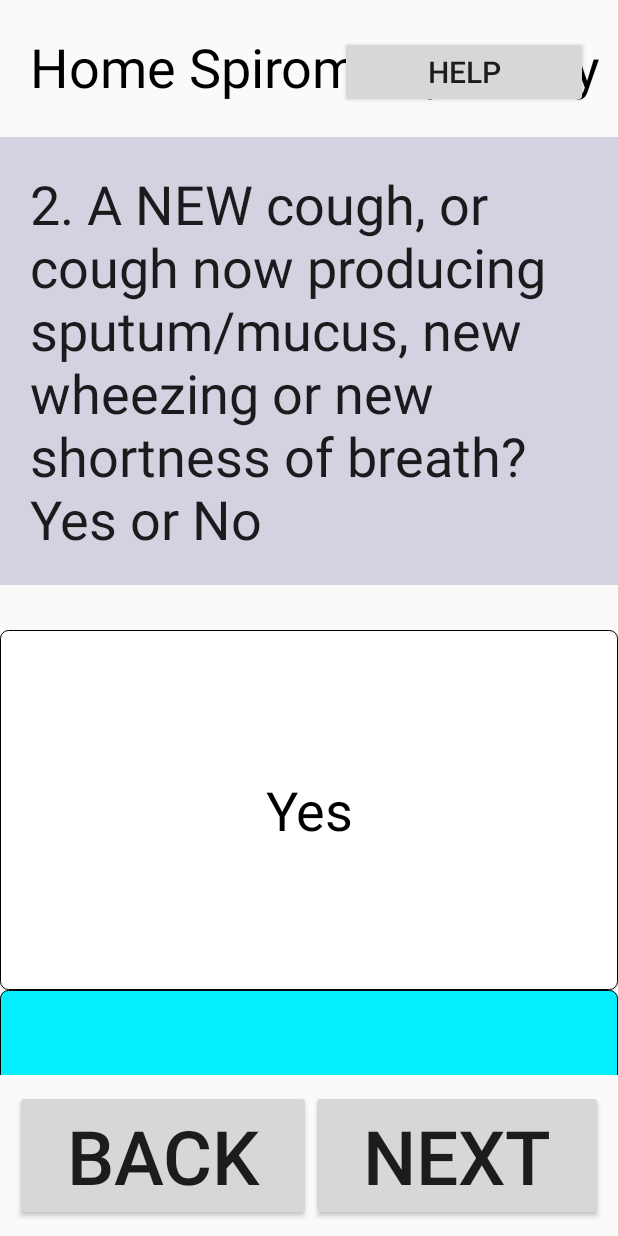
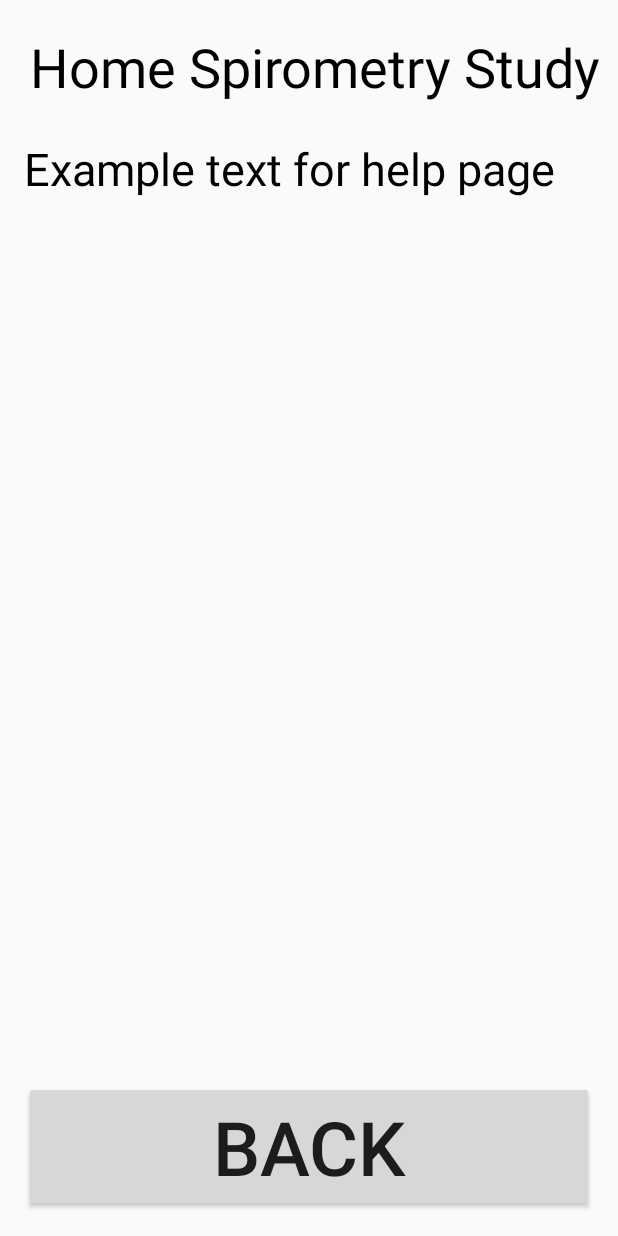
Before and after one commit to jgilberstadt/spirometry_fullstack, an Android app: the Q2Activity screen opened directly, with no data from a screen before it, after a tap on "HELP", on a phone screen of 412 x 824 dp. Run offline under Robolectric (Android 15) with nearby library versions, the phone set to English and light mode, and no system bars; 5 statements that could not run were skipped.

Commit message:
help page done and other ui fixes

```diff
--- a/SpirobankSmartSDKSample/app/src/main/AndroidManifest.xml
+++ b/SpirobankSmartSDKSample/app/src/main/AndroidManifest.xml
@@ -20,7 +20,7 @@
             android:theme="@style/AppTheme.NoActionBar">
 
         </activity>
-        <activity android:name=".LoginActivity">
+        <activity android:name=".QuestionnaireInstructionActivity">
             <intent-filter>
                 <action android:name="android.intent.action.MAIN" />
 
@@ -30,14 +30,14 @@
         <activity android:name=".SpirometerConnectingActivity" />
         <activity android:name=".BlowActivity" />
         <activity android:name=".Q1Activity" />
-        <activity android:name=".QuestionnaireInstructionActivity" />
+        <activity android:name=".LoginActivity" />
         <activity android:name=".Q2Activity" />
         <activity android:name=".Q3Activity" />
         <activity android:name=".Q4Activity" />
         <activity android:name=".TestCompleteActivity"></activity>
         <activity android:name=".PulseConnectingActivity" />
         <activity android:name=".PulseActivity" />
-
+        <activity android:name=".HelpActivity" />
         <receiver android:name=".AlarmNotificationReciever" />
 
         <activity android:name=".FinalPageActivity"></activity>
--- a/SpirobankSmartSDKSample/app/src/main/java/com/spirometry/spirobanksmartsdksample/HelpActivity.java
+++ b/SpirobankSmartSDKSample/app/src/main/java/com/spirometry/spirobanksmartsdksample/HelpActivity.java
@@ -1,4 +1,41 @@
 package com.spirometry.spirobanksmartsdksample;
 
-public class HelpActivity {
+import android.content.Intent;
+import android.content.res.Resources;
+import android.os.Bundle;
+import android.support.v7.app.AppCompatActivity;
+import android.util.Log;
+import android.view.View;
+import android.view.WindowManager;
+import android.widget.Button;
+import android.widget.TextView;
+
+import com.spirometry.spirobanksmartsdksample.classes.MyParcelable;
+
+public class HelpActivity extends AppCompatActivity {
+
+    @Override
+    protected void onCreate(Bundle savedInstanceState) {
+
+        super.onCreate(savedInstanceState);
+        setContentView(R.layout.activity_help);
+
+        //set screen always ON
+        getWindow().addFlags(WindowManager.LayoutParams.FLAG_KEEP_SCREEN_ON);
+
+        String activityName = getCallingActivity().getShortClassName().toString();
+        activityName = activityName.substring(1);
+        TextView helpTV = (TextView) this.findViewById(R.id.helpTV);
+        int stringId = this.getResources().getIdentifier(activityName, "string", this.getPackageName());
+        helpTV.setText(stringId);
+
+        Button helpButton = (Button) this.findViewById(R.id.helpButton);
+        helpButton.setVisibility(View.GONE);
+    }
+
+    public void onClickBack(View view) {
+        finish();
+    }
+
+
 }
--- a/SpirobankSmartSDKSample/app/src/main/java/com/spirometry/spirobanksmartsdksample/LoginActivity.java
+++ b/SpirobankSmartSDKSample/app/src/main/java/com/spirometry/spirobanksmartsdksample/LoginActivity.java
@@ -199,6 +199,10 @@ public class LoginActivity extends AppCompatActivity implements Serializable {
 
     }
 
-
+    public void onClickHelp(View view) {
+        Intent intent = new Intent(LoginActivity.this, HelpActivity.class);
+        //startActivity(intent);
+        startActivityForResult(intent, 1);
+    }
 
 }
--- a/SpirobankSmartSDKSample/app/src/main/java/com/spirometry/spirobanksmartsdksample/Q2Activity.java
+++ b/SpirobankSmartSDKSample/app/src/main/java/com/spirometry/spirobanksmartsdksample/Q2Activity.java
@@ -301,6 +301,10 @@ public class Q2Activity extends AppCompatActivity {
         }
     }
 
-
+    public void onClickHelp(View view) {
+        Intent intent = new Intent(Q2Activity.this, HelpActivity.class);
+        //startActivity(intent);
+        startActivityForResult(intent, 1);
+    }
 
 }
--- a/SpirobankSmartSDKSample/app/src/main/java/com/spirometry/spirobanksmartsdksample/Q3Activity.java
+++ b/SpirobankSmartSDKSample/app/src/main/java/com/spirometry/spirobanksmartsdksample/Q3Activity.java
@@ -256,6 +256,10 @@ public class Q3Activity extends AppCompatActivity {
 
     }
 
-
+    public void onClickHelp(View view) {
+        Intent intent = new Intent(Q3Activity.this, HelpActivity.class);
+        //startActivity(intent);
+        startActivityForResult(intent, 1);
+    }
 
 }
--- a/SpirobankSmartSDKSample/app/src/main/java/com/spirometry/spirobanksmartsdksample/Q4Activity.java
+++ b/SpirobankSmartSDKSample/app/src/main/java/com/spirometry/spirobanksmartsdksample/Q4Activity.java
@@ -310,5 +310,9 @@ public class Q4Activity extends AppCompatActivity {
     }
 
 
-
+    public void onClickHelp(View view) {
+        Intent intent = new Intent(Q4Activity.this, HelpActivity.class);
+        //startActivity(intent);
+        startActivityForResult(intent, 1);
+    }
 }
--- a/SpirobankSmartSDKSample/app/src/main/java/com/spirometry/spirobanksmartsdksample/QuestionnaireInstructionActivity.java
+++ b/SpirobankSmartSDKSample/app/src/main/java/com/spirometry/spirobanksmartsdksample/QuestionnaireInstructionActivity.java
@@ -35,4 +35,10 @@ public class QuestionnaireInstructionActivity  extends AppCompatActivity {
         startActivity(intent);
     }
 
+    public void onClickHelp(View view) {
+        Intent intent = new Intent(QuestionnaireInstructionActivity.this, HelpActivity.class);
+        //startActivity(intent);
+        startActivityForResult(intent, 1);
+    }
+
 }
--- a/SpirobankSmartSDKSample/app/src/main/java/com/spirometry/spirobanksmartsdksample/SpirometerConnectingActivity.java
+++ b/SpirobankSmartSDKSample/app/src/main/java/com/spirometry/spirobanksmartsdksample/SpirometerConnectingActivity.java
@@ -262,5 +262,10 @@ public class SpirometerConnectingActivity extends AppCompatActivity{
         }
     };
 
+    public void onClickHelp(View view) {
+        Intent intent = new Intent(SpirometerConnectingActivity.this, HelpActivity.class);
+        //startActivity(intent);
+        startActivityForResult(intent, 1);
+    }
 
 }
--- a/SpirobankSmartSDKSample/app/src/main/res/layout/activity_help.xml
+++ b/SpirobankSmartSDKSample/app/src/main/res/layout/activity_help.xml
@@ -1,6 +1,8 @@
 <?xml version="1.0" encoding="utf-8"?>
-<android.support.constraint.ConstraintLayout
-    xmlns:android="http://schemas.android.com/apk/res/android" android:layout_width="match_parent"
+<RelativeLayout xmlns:android="http://schemas.android.com/apk/res/android"
+    xmlns:app="http://schemas.android.com/apk/res-auto"
+    xmlns:tools="http://schemas.android.com/tools"
+    android:layout_width="match_parent"
     android:layout_height="match_parent">
 
     <include
@@ -9,9 +11,34 @@
         android:layout_height="wrap_content"
         android:layout_alignParentStart="true"
         android:layout_alignParentTop="true"
-        android:layout_below="@+id/Q2text"
+        android:layout_below="@+id/helpTV"
         />
 
+    <TextView
+        android:id="@+id/helpTV"
+        android:layout_width="match_parent"
+        android:layout_height="wrap_content"
+        android:layout_alignParentStart="true"
+        android:layout_alignParentTop="true"
+        android:layout_marginLeft="16dp"
+        android:layout_marginRight="16dp"
+        android:layout_marginTop="92dp"
+        android:text="Example text for help page "
+        android:textColor="@android:color/black"
+        android:textSize="30sp" />
+
+    <Button
+        android:id="@+id/button3"
+        android:layout_width="match_parent"
+        android:layout_height="wrap_content"
+        android:layout_alignParentBottom="true"
+        android:layout_centerHorizontal="true"
+        android:layout_marginBottom="16dp"
+        android:layout_marginLeft="16dp"
+        android:layout_marginRight="16dp"
+        android:onClick="onClickBack"
+        android:text="BACK"
+        android:textSize="50sp" />
 
 
-</android.support.constraint.ConstraintLayout>
+</RelativeLayout>
--- a/SpirobankSmartSDKSample/app/src/main/res/layout/activity_q2.xml
+++ b/SpirobankSmartSDKSample/app/src/main/res/layout/activity_q2.xml
@@ -29,7 +29,7 @@
             android:layout_width="match_parent"
             android:layout_height="wrap_content"
             android:layout_alignParentTop="true"
-            android:layout_marginTop="91dp"
+            android:layout_marginTop="84dp"
             android:layout_weight="1"
             android:background="@color/question_background"
             android:gravity="left"
@@ -50,7 +50,7 @@
                 android:id="@+id/initialRadioGroup"
                 android:layout_width="match_parent"
                 android:layout_height="480dp"
-                android:layout_marginTop="30dp"
+                android:layout_marginTop="25dp"
                 android:orientation="vertical">
 
                 <com.spirometry.spirobanksmartsdksample.classes.ToggleableRadioButton
--- a/SpirobankSmartSDKSample/app/src/main/res/layout/activity_q3.xml
+++ b/SpirobankSmartSDKSample/app/src/main/res/layout/activity_q3.xml
@@ -29,7 +29,7 @@
             android:layout_width="match_parent"
             android:layout_height="wrap_content"
             android:layout_alignParentTop="true"
-            android:layout_marginTop="87dp"
+            android:layout_marginTop="84dp"
             android:layout_weight="1"
             android:background="@color/question_background"
             android:gravity="left"
--- a/SpirobankSmartSDKSample/app/src/main/res/layout/activity_q4.xml
+++ b/SpirobankSmartSDKSample/app/src/main/res/layout/activity_q4.xml
@@ -29,14 +29,14 @@
             android:layout_width="match_parent"
             android:layout_height="wrap_content"
             android:layout_alignParentTop="true"
-            android:layout_marginTop="91dp"
+            android:layout_marginTop="84dp"
             android:layout_weight="1"
             android:background="@color/question_background"
             android:gravity="left"
             android:padding="20dp"
             android:text="@string/q4"
             android:textAppearance="@style/TextAppearance.AppCompat.Large"
-            android:textSize="36sp" />
+            android:textSize="32sp" />
 
         <LinearLayout
             android:id="@+id/initialRadio"
@@ -50,6 +50,7 @@
                 android:id="@+id/initialRadioGroup"
                 android:layout_width="match_parent"
                 android:layout_height="480dp"
+                android:layout_marginTop="15dp"
                 android:orientation="vertical">
 
                 <com.spirometry.spirobanksmartsdksample.classes.ToggleableRadioButton
--- a/SpirobankSmartSDKSample/app/src/main/res/layout/activity_questionnaire_instruction.xml
+++ b/SpirobankSmartSDKSample/app/src/main/res/layout/activity_questionnaire_instruction.xml
@@ -33,8 +33,8 @@
         android:layout_alignParentBottom="true"
         android:layout_alignParentStart="true"
         android:layout_marginBottom="87dp"
-        android:layout_marginLeft="20dp"
-        android:layout_marginRight="20dp"
+        android:layout_marginLeft="16dp"
+        android:layout_marginRight="16dp"
         android:padding="20dp"
         android:text="@string/questionnaire_instruction"
         android:textColor="@android:color/black"
```
Also changed, not shown: SpirobankSmartSDKSample/app/src/main/java/com/spirometry/spirobanksmartsdksample/BlowActivity.java (+8 -0 lines), SpirobankSmartSDKSample/app/src/main/java/com/spirometry/spirobanksmartsdksample/Q1Activity.java (+5 -4 lines), SpirobankSmartSDKSample/app/src/main/res/values/strings.xml (+12 -0 lines).
